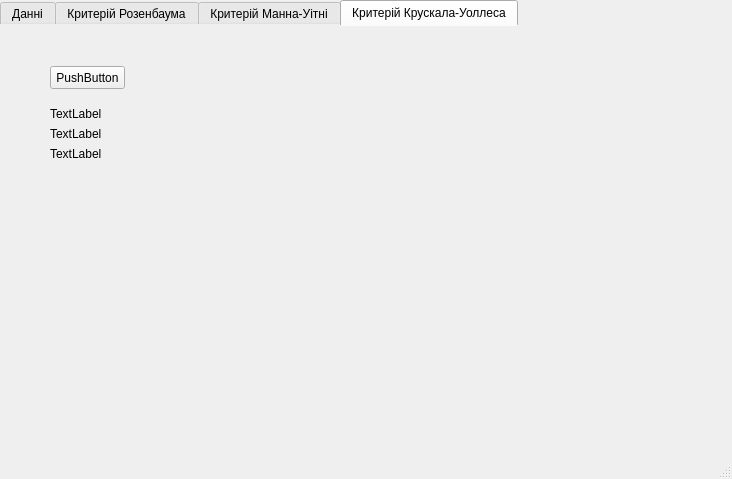
First picture: the form in mainwindow.ui, repository 0wn3r/matstat, before the edit.
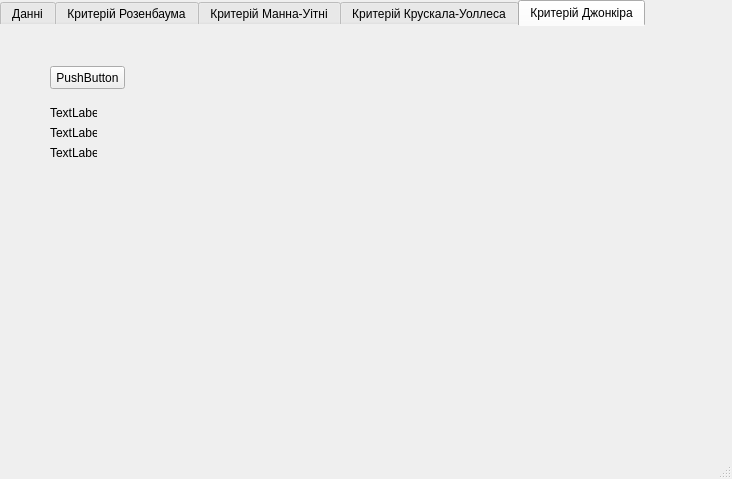
Second picture: the form after the edit.

```diff
--- a/mainwindow.ui
+++ b/mainwindow.ui
@@ -32,7 +32,7 @@
 }</string>
     </property>
     <property name="currentIndex">
-     <number>3</number>
+     <number>4</number>
     </property>
     <widget class="QWidget" name="tab">
      <property name="enabled">
@@ -364,6 +364,63 @@
       </property>
      </widget>
     </widget>
+    <widget class="QWidget" name="tab_5">
+     <attribute name="title">
+      <string>Критерій Джонкіра</string>
+     </attribute>
+     <widget class="QPushButton" name="pushButton_5">
+      <property name="geometry">
+       <rect>
+        <x>50</x>
+        <y>40</y>
+        <width>75</width>
+        <height>23</height>
+       </rect>
+      </property>
+      <property name="text">
+       <string>PushButton</string>
+      </property>
+     </widget>
+     <widget class="QLabel" name="label_14">
+      <property name="geometry">
+       <rect>
+        <x>50</x>
+        <y>80</y>
+        <width>47</width>
+        <height>13</height>
+       </rect>
+      </property>
+      <property name="text">
+       <string>TextLabel</string>
+      </property>
+     </widget>
+     <widget class="QLabel" name="label_15">
+      <property name="geometry">
+       <rect>
+        <x>50</x>
+        <y>100</y>
+        <width>47</width>
+        <height>13</height>
+       </rect>
+      </property>
+      <property name="text">
+       <string>TextLabel</string>
+      </property>
+     </widget>
+     <widget class="QLabel" name="label_16">
+      <property name="geometry">
+       <rect>
+        <x>50</x>
+        <y>120</y>
+        <width>47</width>
+        <height>13</height>
+       </rect>
+      </property>
+      <property name="text">
+       <string>TextLabel</string>
+      </property>
+     </widget>
+    </widget>
    </widget>
   </widget>
   <widget class="QMenuBar" name="menuBar">
```
